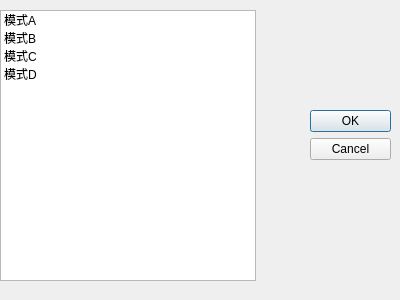
This is ProgrammableCamera/importmode.ui in XintingXu/ProgrammableCamera as Qt 5 draws it before an edit. The edited form follows.
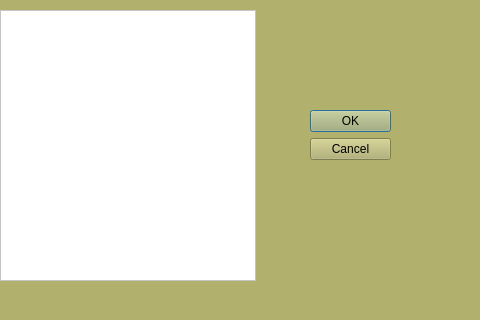
This is the edited form.

```diff
--- a/ProgrammableCamera/importmode.ui
+++ b/ProgrammableCamera/importmode.ui
@@ -6,13 +6,28 @@
    <rect>
     <x>0</x>
     <y>0</y>
-    <width>400</width>
-    <height>300</height>
+    <width>480</width>
+    <height>320</height>
    </rect>
   </property>
+  <property name="minimumSize">
+   <size>
+    <width>480</width>
+    <height>320</height>
+   </size>
+  </property>
+  <property name="maximumSize">
+   <size>
+    <width>480</width>
+    <height>320</height>
+   </size>
+  </property>
   <property name="windowTitle">
    <string>Dialog</string>
   </property>
+  <property name="styleSheet">
+   <string notr="true">background-color: rgb(178, 176, 109);</string>
+  </property>
   <widget class="QDialogButtonBox" name="buttonBox">
    <property name="geometry">
     <rect>
@@ -38,26 +53,9 @@
      <height>271</height>
     </rect>
    </property>
-   <item>
-    <property name="text">
-     <string>模式A</string>
-    </property>
-   </item>
-   <item>
-    <property name="text">
-     <string>模式B</string>
-    </property>
-   </item>
-   <item>
-    <property name="text">
-     <string>模式C</string>
-    </property>
-   </item>
-   <item>
-    <property name="text">
-     <string>模式D</string>
-    </property>
-   </item>
+   <property name="styleSheet">
+    <string notr="true">background-color: rgb(255, 255, 255);</string>
+   </property>
   </widget>
  </widget>
  <resources/>
```
